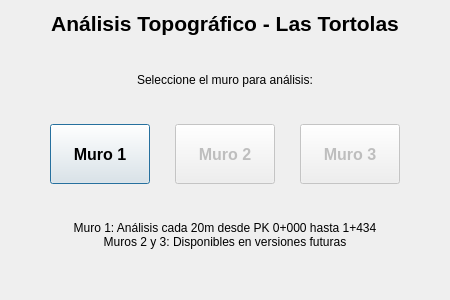
Before: the Qt Designer form welcome_dialog.ui in titoruizh/PLUGIN_Revanchas_LT, drawn with Qt 5.
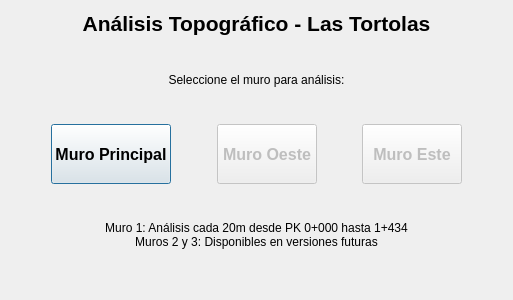
After: the same form once the commit is applied.

Commit message:
activacion muro 2 y 3
cambios para habilitar muro oeste y este, tambien cambios de extension visulizacion perfil

Diff of the .ui file:
```diff
--- a/welcome_dialog.ui
+++ b/welcome_dialog.ui
@@ -6,7 +6,7 @@
    <rect>
     <x>0</x>
     <y>0</y>
-    <width>450</width>
+    <width>513</width>
     <height>300</height>
    </rect>
   </property>
@@ -97,12 +97,12 @@
          <bold>true</bold>
         </font>
        </property>
-       <property name="text">
-        <string>Muro 1</string>
-       </property>
        <property name="toolTip">
         <string>Muro disponible para análisis (PK 0+000 a 1+434)</string>
        </property>
+       <property name="text">
+        <string>Muro Principal</string>
+       </property>
       </widget>
      </item>
      <item>
@@ -120,6 +120,9 @@
      </item>
      <item>
       <widget class="QPushButton" name="wall2_button">
+       <property name="enabled">
+        <bool>false</bool>
+       </property>
        <property name="minimumSize">
         <size>
          <width>100</width>
@@ -134,10 +137,7 @@
         </font>
        </property>
        <property name="text">
-        <string>Muro 2</string>
-       </property>
-       <property name="enabled">
-        <bool>false</bool>
+        <string>Muro Oeste</string>
        </property>
       </widget>
      </item>
@@ -156,6 +156,9 @@
      </item>
      <item>
       <widget class="QPushButton" name="wall3_button">
+       <property name="enabled">
+        <bool>false</bool>
+       </property>
        <property name="minimumSize">
         <size>
          <width>100</width>
@@ -170,10 +173,7 @@
         </font>
        </property>
        <property name="text">
-        <string>Muro 3</string>
-       </property>
-       <property name="enabled">
-        <bool>false</bool>
+        <string>Muro Este</string>
        </property>
       </widget>
      </item>
```
The commit also changes 6 other files.
